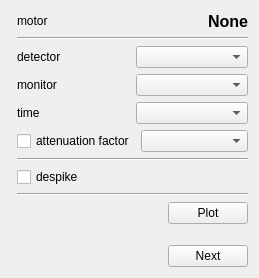
Above: gui/iintobservable.ui from syncope/adapt before the change. Below: the same form after it.
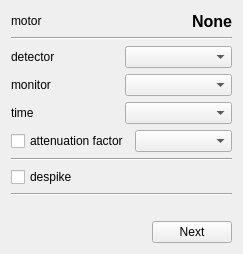
That is the form after the change.

Commit message: changed the ui layout for the simple plot and the observable definition:  -> make separate dialog for viewing data

```diff
--- a/gui/iintobservable.ui
+++ b/gui/iintobservable.ui
@@ -6,8 +6,8 @@
    <rect>
     <x>0</x>
     <y>0</y>
-    <width>259</width>
-    <height>278</height>
+    <width>243</width>
+    <height>254</height>
    </rect>
   </property>
   <property name="windowTitle">
@@ -16,16 +16,6 @@
   <layout class="QGridLayout" name="gridLayout">
    <item row="0" column="0">
     <layout class="QHBoxLayout" name="horizontalLayout_2">
-     <item>
-      <widget class="QFrame" name="frame">
-       <property name="frameShape">
-        <enum>QFrame::StyledPanel</enum>
-       </property>
-       <property name="frameShadow">
-        <enum>QFrame::Raised</enum>
-       </property>
-      </widget>
-     </item>
      <item>
       <layout class="QVBoxLayout" name="verticalLayout">
        <item>
@@ -569,28 +559,7 @@
         </widget>
        </item>
        <item>
-        <layout class="QHBoxLayout" name="horizontalLayout_7">
-         <item>
-          <spacer name="horizontalSpacer">
-           <property name="orientation">
-            <enum>Qt::Horizontal</enum>
-           </property>
-           <property name="sizeHint" stdset="0">
-            <size>
-             <width>40</width>
-             <height>20</height>
-            </size>
-           </property>
-          </spacer>
-         </item>
-         <item>
-          <widget class="QPushButton" name="obsPlotIt">
-           <property name="text">
-            <string>Plot</string>
-           </property>
-          </widget>
-         </item>
-        </layout>
+        <layout class="QHBoxLayout" name="horizontalLayout_7"/>
        </item>
        <item>
         <spacer name="verticalSpacer">
```
The commit also changes 1 other file.
